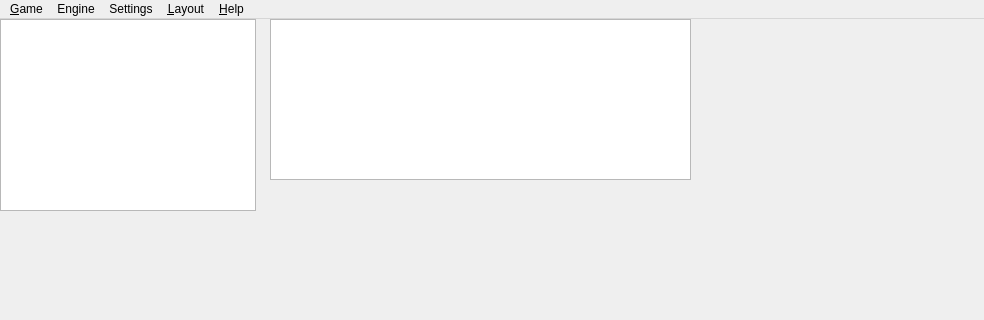
Qt form mainwindow.ui (gwolffgang/Oni) before a commit; both pictures show x 0 to 984 and y 0 to 320 of the 984 by 522 pixel window.
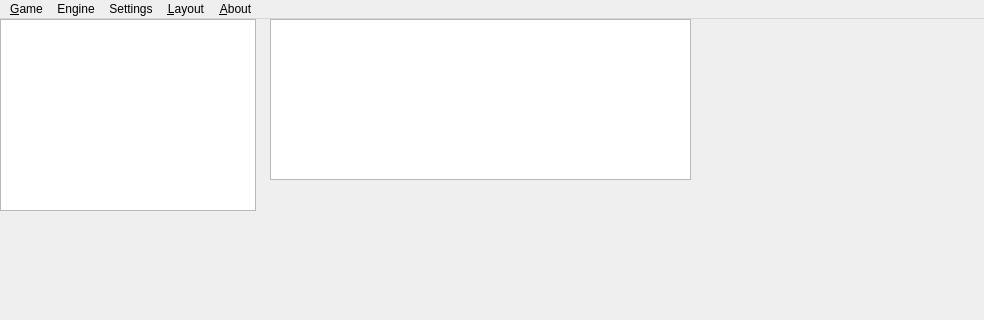
The same form after that commit.

```diff
--- a/mainwindow.ui
+++ b/mainwindow.ui
@@ -68,12 +68,12 @@
     <addaction name="separator"/>
     <addaction name="actionFullScreen"/>
    </widget>
-   <widget class="QMenu" name="menuHelp">
+   <widget class="QMenu" name="menuAbout">
     <property name="locale">
      <locale language="English" country="Germany"/>
     </property>
     <property name="title">
-     <string>&amp;Help</string>
+     <string>&amp;About</string>
     </property>
     <addaction name="actionAboutRules"/>
     <addaction name="separator"/>
@@ -103,7 +103,7 @@
    <addaction name="menuEngine"/>
    <addaction name="menuSettings"/>
    <addaction name="menuLayout"/>
-   <addaction name="menuHelp"/>
+   <addaction name="menuAbout"/>
   </widget>
   <action name="actionNew">
    <property name="text">
```
Left out of the diff: 1 changed line with no effect on the pictures.
